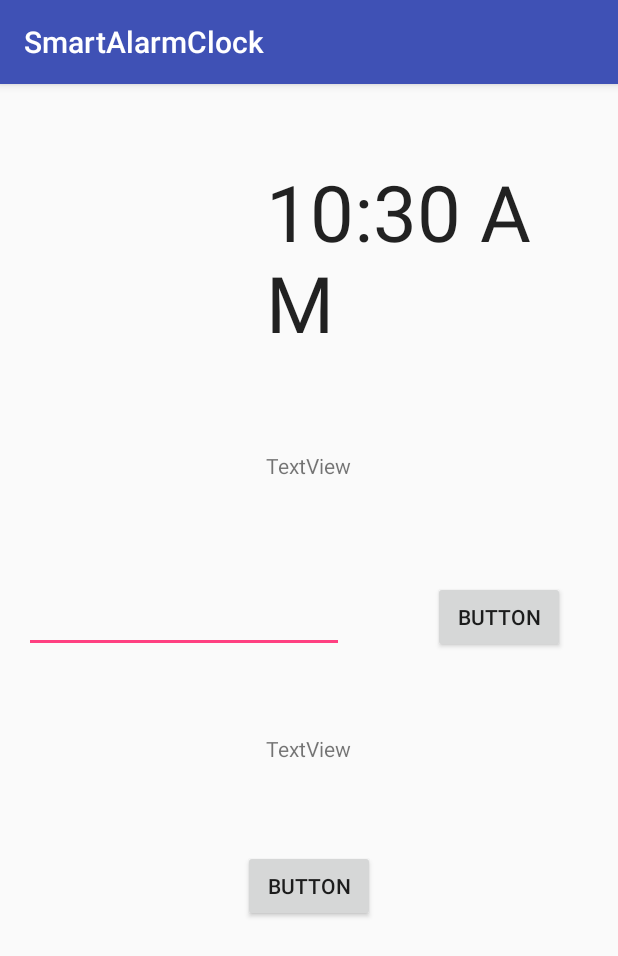
After one commit to conorwhyte/SmartAlarmClock, an Android app: the PuzzleActivity screen opened directly, with no data from a screen before it, on a phone screen of 412 x 824 dp. The commit adds this screen. Shown: the top 956 px of the screen. Run offline under Robolectric (Android 15) with nearby library versions, the light colour scheme and no system bars.

Commit message:
Added in Alarm Awakening Methods
Added in Punisher Activity, puzzle activity and normal wake-up! Also
added in user details to keep track of user preferences. Acclerometer
tracker is also within the punisher activity to check if there is
enough movement to warrant the user being awake

```diff
--- a/app/src/main/res/layout/activity_main.xml
+++ b/app/src/main/res/layout/activity_main.xml
@@ -23,6 +23,6 @@
 
     <include layout="@layout/content_main"
         android:layout_width="match_parent"
-        android:layout_height="461dp" />
+        android:layout_height="match_parent" />
 
 </android.support.design.widget.CoordinatorLayout>
--- /dev/null
+++ b/app/src/main/res/layout/activity_puzzle.xml
@@ -0,0 +1,71 @@
+<?xml version="1.0" encoding="utf-8"?>
+<RelativeLayout xmlns:android="http://schemas.android.com/apk/res/android"
+    xmlns:tools="http://schemas.android.com/tools"
+    android:id="@+id/activity_puzzle"
+    android:layout_width="match_parent"
+    android:layout_height="match_parent"
+    android:paddingBottom="@dimen/activity_vertical_margin"
+    android:paddingLeft="@dimen/activity_horizontal_margin"
+    android:paddingRight="@dimen/activity_horizontal_margin"
+    android:paddingTop="@dimen/activity_vertical_margin"
+    tools:context="com.example.conorwhyte.smartalarmclock.PuzzleActivity">
+
+
+    <TextView
+        android:text="TextView"
+        android:layout_width="wrap_content"
+        android:layout_height="wrap_content"
+        android:layout_below="@+id/button"
+        android:layout_centerHorizontal="true"
+        android:layout_marginTop="54dp"
+        android:id="@+id/textView2" />
+
+    <EditText
+        android:layout_width="wrap_content"
+        android:layout_height="wrap_content"
+        android:inputType="number"
+        android:ems="10"
+        android:layout_marginTop="70dp"
+        android:id="@+id/editText"
+        android:layout_below="@+id/textView"
+        android:layout_alignParentStart="true" />
+
+    <Button
+        android:text="Button"
+        android:layout_width="wrap_content"
+        android:layout_height="wrap_content"
+        android:id="@+id/button"
+        android:onClick="checkResult"
+        android:layout_marginEnd="19dp"
+        android:layout_alignBottom="@+id/editText"
+        android:layout_alignParentEnd="true" />
+
+    <Button
+        android:text="Button"
+        android:layout_width="wrap_content"
+        android:layout_height="wrap_content"
+        android:layout_below="@+id/textView2"
+        android:layout_centerHorizontal="true"
+        android:layout_marginTop="58dp"
+        android:id="@+id/button2"
+        android:onClick="onClick"/>
+
+    <TextView
+        android:text="TextView"
+        android:layout_width="wrap_content"
+        android:layout_height="wrap_content"
+        android:layout_marginTop="64dp"
+        android:id="@+id/textView"
+        android:layout_below="@+id/textClock"
+        android:layout_alignStart="@+id/textClock" />
+
+    <TextClock
+        android:layout_width="wrap_content"
+        android:layout_height="wrap_content"
+        android:layout_marginTop="34dp"
+        android:id="@+id/textClock"
+        android:textSize="52dp"
+        android:layout_alignParentTop="true"
+        android:layout_alignStart="@+id/textView2" />
+
+</RelativeLayout>
```
Also changed, not shown: app/src/main/AndroidManifest.xml (+8 -2 lines), app/src/main/java/com/example/conorwhyte/smartalarmclock/MainActivity.java (+8 -4 lines), app/src/main/java/com/example/conorwhyte/smartalarmclock/PunisherActivity.java (added, +275 -0 lines), app/src/main/java/com/example/conorwhyte/smartalarmclock/PuzzleActivity.java (added, +77 -0 lines), app/src/main/java/com/example/conorwhyte/smartalarmclock/StopAlarmActivity.java (added, +62 -0 lines), app/src/main/java/com/example/conorwhyte/smartalarmclock/UserDetails.java (added, +31 -0 lines), app/src/main/res/layout/activity_punisher.xml (added, +31 -0 lines), app/src/main/res/layout/activity_stop_alarm.xml (added, +61 -0 lines), app/src/main/res/layout/content_main.xml (+9 -0 lines), 3 other files.
